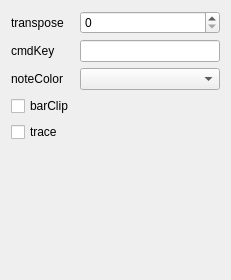
Old version of the form pcheetah/rc/dlgcfg.ui in the repository Stephen-Hazel/PianoCheetah.
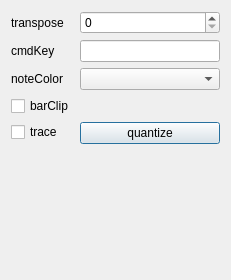
New version of the form.

```diff
--- a/pcheetah/rc/dlgcfg.ui
+++ b/pcheetah/rc/dlgcfg.ui
@@ -58,6 +58,13 @@
      </property>
     </widget>
    </item>
+   <item row="4" column="1">
+    <widget class="QPushButton" name="quan">
+     <property name="text">
+      <string>quantize</string>
+     </property>
+    </widget>
+   </item>
   </layout>
  </widget>
  <resources/>
```
